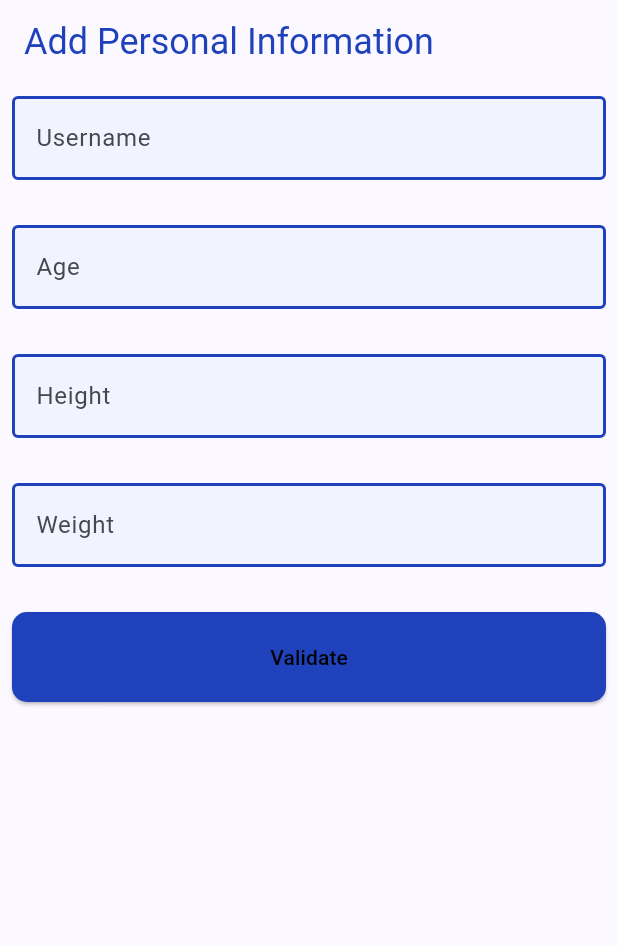
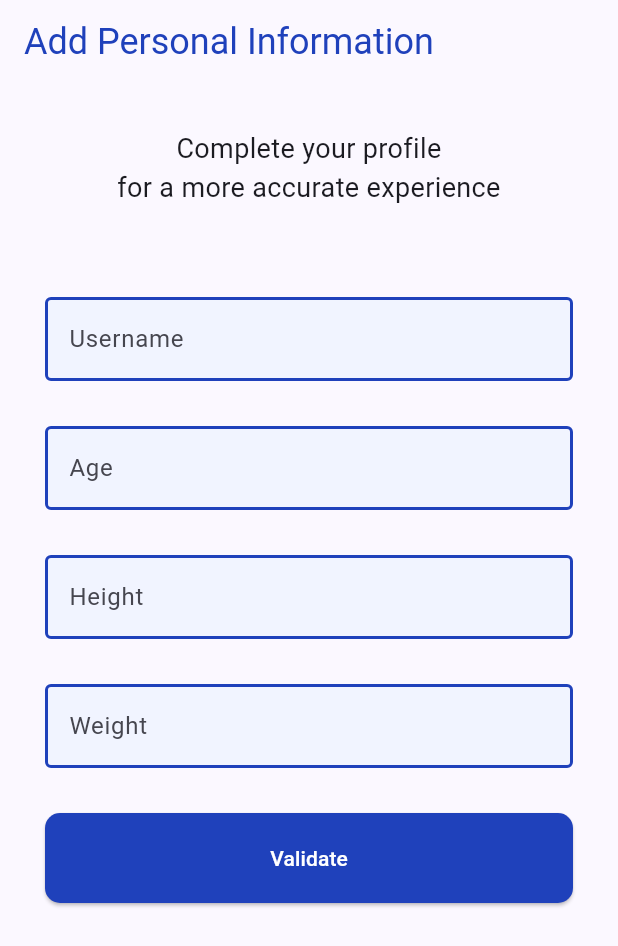
Before and after one commit to martinvanaud/cau-appdev, a Flutter app: the addPersonalInformationPage screen opened directly, on a phone screen of 412 x 824 dp. Shown: the top 946 px of the screen. Run offline on Flutter 3.47's test engine with Material 3 defaults, Android fonts, the phone set to English and light mode, and no system bars; our stand-ins replace cloud_firestore, firebase_auth, firebase_core, modal_progress_hud_nsn, table_calendar; accounts and stored records are empty; network calls fail.

```diff
--- a/lib/pages/addPersonalInformation.dart
+++ b/lib/pages/addPersonalInformation.dart
@@ -44,12 +44,29 @@ class _addPersonalInformationFormState extends State<addPersonalInformationForm>
   @override
   Widget build(BuildContext context) {
     return Padding(
-      padding: const EdgeInsets.all(8.0),
+      padding: const EdgeInsets.all(30.0),
       child: Form(
         autovalidateMode: AutovalidateMode.onUserInteraction,
         key: _form_key,
         child: ListView(
             children: [
+              const Text(
+                "Complete your profile",
+                style: TextStyle(
+                  fontSize: 18.0,
+                ),
+                textAlign: TextAlign.center,
+              ),
+              const Text(
+                "for a more accurate experience",
+                style: TextStyle(
+                  fontSize: 18.0,
+                ),
+                textAlign: TextAlign.center,
+              ),
+              const SizedBox(
+                height: 60,
+              ),
               Container(
                 decoration: BoxDecoration(
                   color: const Color(0xFFF1F4FF),
@@ -195,7 +212,7 @@ class _addPersonalInformationFormState extends State<addPersonalInformationForm>
                       ),
                       minimumSize: const Size(double.infinity, 60),
                     ),
-                    child: const Text("Validate", style: TextStyle(color: Colors.black),)
+                    child: const Text("Validate", style: TextStyle(color: Colors.white),)
                 ),
               )
             ],
--- a/lib/pages/addmedication.dart
+++ b/lib/pages/addmedication.dart
@@ -161,6 +161,7 @@ class _AddMedicationPageState extends State<AddMedicationPage> {
                   timing: _dosageTime!,
                 );
                 Medication medication = Medication(
+                  id: "zrezr", // TODO: put the user id from _auth
                   name: _medicineName,
                   type: _medicationType!,
                   dosages: [dosage],
@@ -356,6 +357,7 @@ class _AddMedicationSchedulePageState extends State<AddMedicationSchedulePage> {
         child: ElevatedButton(
           onPressed: () {
             Medication finalMedication = Medication(
+              id: "zrezr", // TODO: put the user id from _auth
               type: medication.type,
               name: medication.name,
               dosages: _dosagesList,
--- a/lib/pages/home.dart
+++ b/lib/pages/home.dart
@@ -1,5 +1,3 @@
-import 'dart:js_util';
-
 import 'package:flutter/material.dart';
 
 import 'package:medi_minder/entity/profile.dart';
```
Also changed, not shown: lib/pages/login.dart (+7 -0 lines), lib/pages/profile.dart (+5 -24 lines), lib/pages/register.dart (+3 -21 lines), lib/pages/welcome.dart (+2 -15 lines).
